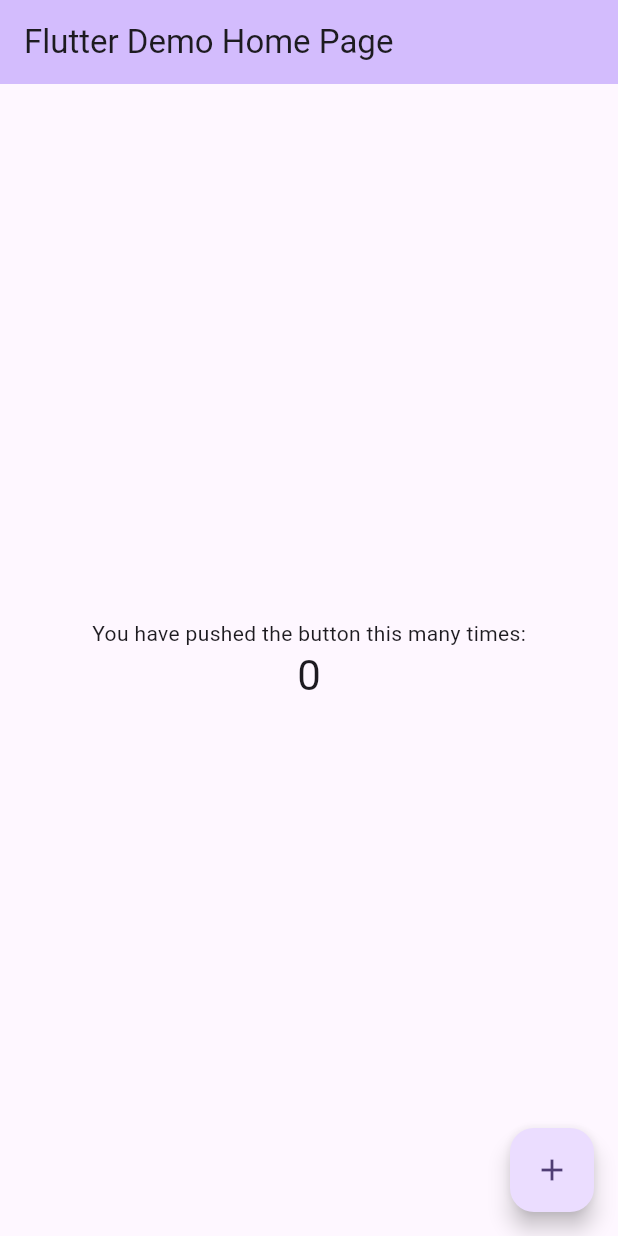
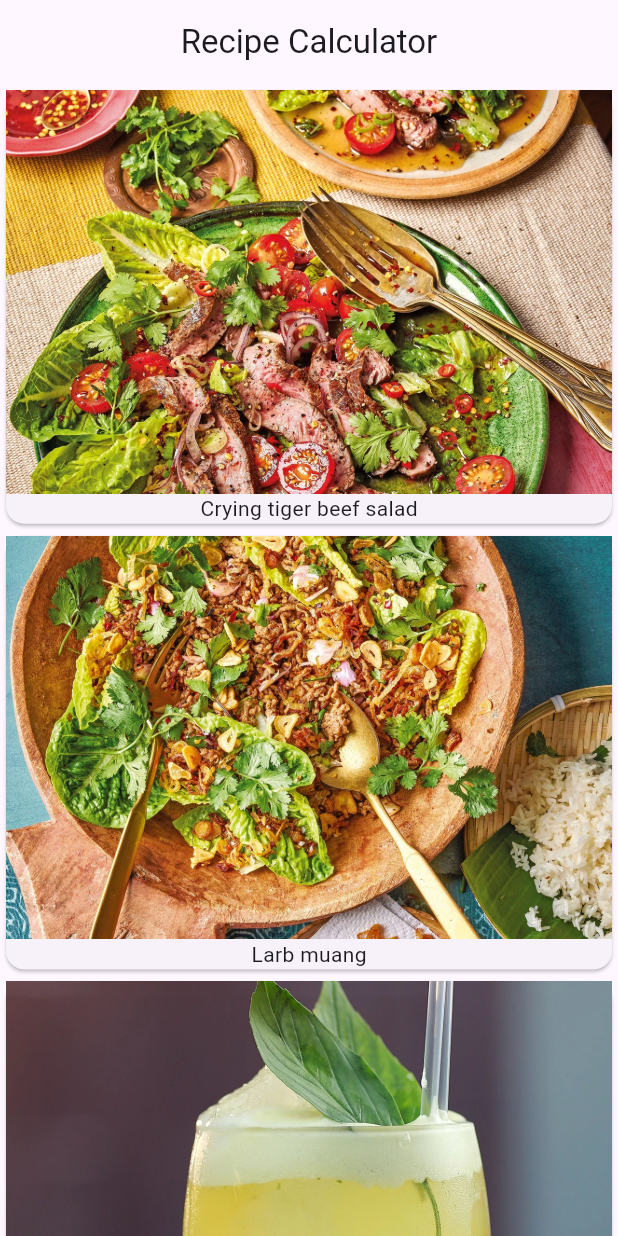
Before and after one commit to Puwanat04/receipes, a Flutter app: the screen it shows after launch, on a phone screen of 412 x 824 dp. Run offline on Flutter 3.47's test engine with Material 3 defaults, Android fonts, the phone set to English and light mode, and no system bars.

Commit message:
Recipe List Design

```diff
--- a/lib/main.dart
+++ b/lib/main.dart
@@ -1,4 +1,5 @@
 import 'package:flutter/material.dart';
+import 'package:flutter_application_1/model/recipe.dart';
 
 void main() {
   runApp(const RecipeApp());
@@ -11,43 +12,19 @@ class RecipeApp extends StatelessWidget {
   @override
   Widget build(BuildContext context) {
     return MaterialApp(
-      title: 'Flutter Demo',
+      title: 'Recipe Calculator',
       theme: ThemeData(
-        // This is the theme of your application.
-        //
-        // TRY THIS: Try running your application with "flutter run". You'll see
-        // the application has a purple toolbar. Then, without quitting the app,
-        // try changing the seedColor in the colorScheme below to Colors.green
-        // and then invoke "hot reload" (save your changes or press the "hot
-        // reload" button in a Flutter-supported IDE, or press "r" if you used
-        // the command line to start the app).
-        //
-        // Notice that the counter didn't reset back to zero; the application
-        // state is not lost during the reload. To reset the state, use hot
-        // restart instead.
-        //
-        // This works for code too, not just values: Most code changes can be
-        // tested with just a hot reload.
-        colorScheme: ColorScheme.fromSeed(seedColor: Colors.deepPurple),
-        useMaterial3: true,
+        appBarTheme: const AppBarTheme(
+          centerTitle: true,
+        ),
       ),
-      home: const MyHomePage(title: 'Flutter Demo Home Page'),
+      home: const MyHomePage(title: 'Recipe Calculator'),
     );
   }
 }
 
 class MyHomePage extends StatefulWidget {
   const MyHomePage({super.key, required this.title});
-
-  // This widget is the home page of your application. It is stateful, meaning
-  // that it has a State object (defined below) that contains fields that affect
-  // how it looks.
-
-  // This class is the configuration for the state. It holds the values (in this
-  // case the title) provided by the parent (in this case the App widget) and
-  // used by the build method of the State. Fields in a Widget subclass are
-  // always marked "final".
-
   final String title;
 
   @override
@@ -55,71 +32,31 @@ class MyHomePage extends StatefulWidget {
 }
 
 class _MyHomePageState extends State<MyHomePage> {
-  int _counter = 0;
-
-  void _incrementCounter() {
-    setState(() {
-      // This call to setState tells the Flutter framework that something has
-      // changed in this State, which causes it to rerun the build method below
-      // so that the display can reflect the updated values. If we changed
-      // _counter without calling setState(), then the build method would not be
-      // called again, and so nothing would appear to happen.
-      _counter++;
-    });
-  }
-
   @override
-  Widget build(BuildContext context) {
-    // This method is rerun every time setState is called, for instance as done
-    // by the _incrementCounter method above.
-    //
-    // The Flutter framework has been optimized to make rerunning build methods
-    // fast, so that you can just rebuild anything that needs updating rather
-    // than having to individually change instances of widgets.
+ Widget build(BuildContext context) {
     return Scaffold(
       appBar: AppBar(
-        // TRY THIS: Try changing the color here to a specific color (to
-        // Colors.amber, perhaps?) and trigger a hot reload to see the AppBar
-        // change color while the other colors stay the same.
-        backgroundColor: Theme.of(context).colorScheme.inversePrimary,
-        // Here we take the value from the MyHomePage object that was created by
-        // the App.build method, and use it to set our appbar title.
         title: Text(widget.title),
       ),
-      body: Center(
-        // Center is a layout widget. It takes a single child and positions it
-        // in the middle of the parent.
-        child: Column(
-          // Column is also a layout widget. It takes a list of children and
-          // arranges them vertically. By default, it sizes itself to fit its
-          // children horizontally, and tries to be as tall as its parent.
-          //
-          // Column has various properties to control how it sizes itself and
-          // how it positions its children. Here we use mainAxisAlignment to
-          // center the children vertically; the main axis here is the vertical
-          // axis because Columns are vertical (the cross axis would be
-          // horizontal).
-          //
-          // TRY THIS: Invoke "debug painting" (choose the "Toggle Debug Paint"
-          // action in the IDE, or press "p" in the console), to see the
-          // wireframe for each widget.
-          mainAxisAlignment: MainAxisAlignment.center,
-          children: <Widget>[
-            const Text(
-              'You have pushed the button this many times:',
-            ),
-            Text(
-              '$_counter',
-              style: Theme.of(context).textTheme.headlineMedium,
-            ),
-          ],
+      body: SafeArea(
+          child: ListView.builder(
+            itemBuilder: (BuildContext context, int index) {
+              return buildRecipeCard(Recipe.samples[index]);
+            },
+            itemCount: Recipe.samples.length,
+          ),
         ),
-      ),
-      floatingActionButton: FloatingActionButton(
-        onPressed: _incrementCounter,
-        tooltip: 'Increment',
-        child: const Icon(Icons.add),
-      ), // This trailing comma makes auto-formatting nicer for build methods.
-    );
+      );
   }
 }
+
+Widget buildRecipeCard(Recipe recipe) {
+  return Card(
+    child: Column(
+      children: <Widget>[
+        Image(image: AssetImage(recipe.imgurl)),
+        Text(recipe.imglabel),
+      ],
+    ),
+  );
+}
--- /dev/null
+++ b/lib/model/recipe.dart
@@ -0,0 +1,13 @@
+class Recipe {
+  String imglabel;
+  String imgurl;
+
+  Recipe(this.imglabel,this.imgurl);
+
+  static List<Recipe> samples =[
+    Recipe('Crying tiger beef salad', 'assets/images/Crying tiger beef salad.webp'),
+    Recipe('Larb muang', 'assets/images/Larb muang.webp'),
+    Recipe('Sweet Thai basil smash cocktail', 'assets/images/Sweet Thai basil smash cocktail.webp'),
+    Recipe('Thai red curry paste', 'assets/images/Thai red curry paste.webp'),
+  ];
+}
--- a/pubspec.yaml
+++ b/pubspec.yaml
@@ -59,9 +59,8 @@ flutter:
   uses-material-design: true
 
   # To add assets to your application, add an assets section, like this:
-  # assets:
-  #   - images/a_dot_burr.jpeg
-  #   - images/a_dot_ham.jpeg
+  assets:
+  - assets/images/
 
   # An image asset can refer to one or more resolution-specific "variants", see
   # https://flutter.dev/to/resolution-aware-images
```
Also changed, not shown: assets/images/Crying tiger beef salad.webp (added), assets/images/Larb muang.webp (added), assets/images/Sweet Thai basil smash cocktail.webp (added), assets/images/Thai red curry paste.webp (added).
